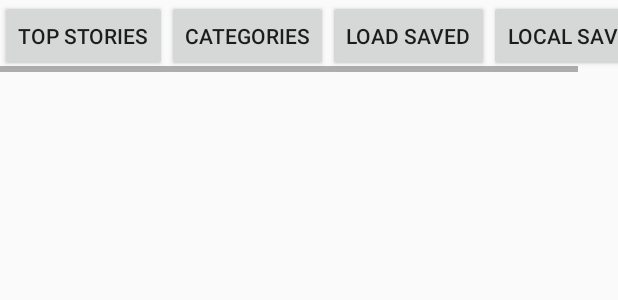
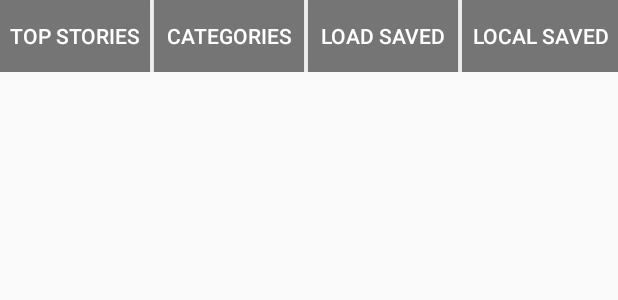
Before and after one commit to jnbui94/BSANews, an Android app: the layout activity_main.xml on its own in the app's theme, with its tools: preview values and no code run, on a phone screen of 412 x 824 dp. Shown: the top 300 px of the screen. Run offline under Robolectric (Android 15) with nearby library versions, the phone set to English and light mode, and no system bars.

```diff
--- a/app/src/main/java/group1/tcss450/uw/edu/bsanews/LoadFromLocalActivity.java
+++ b/app/src/main/java/group1/tcss450/uw/edu/bsanews/LoadFromLocalActivity.java
@@ -1,5 +1,6 @@
 package group1.tcss450.uw.edu.bsanews;
 
+import android.app.Activity;
 import android.content.Intent;
 import android.support.v7.app.AppCompatActivity;
 import android.os.Bundle;
@@ -27,12 +28,14 @@ public class LoadFromLocalActivity extends AppCompatActivity {
     AppCompatActivity mActivity;
     private String mUsername;
     private NewsDB mCourseDB;
+    public static Activity mLocalAct;
 
     @Override
     protected void onCreate(Bundle savedInstanceState) {
         super.onCreate(savedInstanceState);
         setContentView(R.layout.activity_load_from_local);
         loadFromLocalDB();
+        mLocalAct = this;
         mUsername = getIntent().getStringExtra(KEY_USERNAME);
     }
 
@@ -52,6 +55,7 @@ public class LoadFromLocalActivity extends AppCompatActivity {
                                     int position, long id) {
                 Intent intent = new Intent(mActivity, NewsViewActivity.class);
                 intent.putExtra(KEY_USERNAME, mUsername);
+                intent.putExtra("Activity", "Local");
                 intent.putExtra(NEWS_KEY, tempNewses[position]);
                 startActivity(intent);
 
--- a/app/src/main/java/group1/tcss450/uw/edu/bsanews/MainActivity.java
+++ b/app/src/main/java/group1/tcss450/uw/edu/bsanews/MainActivity.java
@@ -110,7 +110,7 @@ public class MainActivity extends AppCompatActivity {
     public void logout() {
         mPrefs.edit().putString(getString(R.string.UserName),"0").apply();
         Intent intent = new Intent(this, LoginActivity.class);
-        //intent.setFlags(Intent.FLAG_ACTIVITY_CLEAR_TOP);
+       // intent.setFlags(Intent.FLAG_ACTIVITY_CLEAR_TOP);
         startActivity(intent);
         finish();
     }
--- /dev/null
+++ b/app/src/main/res/drawable/news_button_pressed.xml
@@ -0,0 +1,9 @@
+<?xml version="1.0" encoding="utf-8"?>
+<selector xmlns:android="http://schemas.android.com/apk/res/android">
+
+    <!--pressed color-->
+    <item android:state_pressed="true"
+        android:drawable="@android:color/background_dark"/>
+    <!--default color-->
+    <item android:drawable="@color/news_button"/>
+</selector>
--- a/app/src/main/res/layout/activity_catagory.xml
+++ b/app/src/main/res/layout/activity_catagory.xml
@@ -9,7 +9,8 @@
     <Spinner
         android:id="@+id/cat_spinner"
         android:layout_width="match_parent"
-        android:layout_height="50dp"></Spinner>
+        android:layout_height="50dp"
+        ></Spinner>
     <ProgressBar
         android:layout_below="@+id/cat_spinner"
         android:id="@+id/cat_progressBar"
--- a/app/src/main/res/layout/activity_main.xml
+++ b/app/src/main/res/layout/activity_main.xml
@@ -8,7 +8,8 @@
     tools:context="group1.tcss450.uw.edu.bsanews.MainActivity">
     <HorizontalScrollView
         android:layout_width="match_parent"
-        android:layout_height="wrap_content">
+        android:layout_height="wrap_content"
+        android:fillViewport="true">
 
         <LinearLayout
             android:layout_width="match_parent"
@@ -19,7 +20,15 @@
                 android:text="@string/head_button"
                 android:id="@+id/Head"
                 android:onClick="buttonClicked"
+                android:background="@drawable/news_button_pressed"
+                android:textColor="@android:color/white"
+                android:layout_weight="4"
 
+                />
+            <ImageView
+                android:layout_width="wrap_content"
+                android:layout_height="wrap_content"
+                android:background="@android:color/black"
                 android:layout_weight="1"/>
             <Button
                 android:layout_width="wrap_content"
@@ -27,6 +36,13 @@
                 android:id="@+id/main_saveBtn"
                 android:onClick="buttonClicked"
                 android:text="@string/Categories_button"
+                android:background="@drawable/news_button_pressed"
+                android:textColor="@android:color/white"
+                android:layout_weight="4"/>
+            <ImageView
+                android:layout_width="wrap_content"
+                android:layout_height="wrap_content"
+                android:background="@android:color/black"
                 android:layout_weight="1"/>
             <Button
                 android:layout_width="wrap_content"
@@ -34,15 +50,24 @@
                 android:id="@+id/main_loadBtn"
                 android:text="@string/load_button"
                 android:onClick="buttonClicked"
-                android:layout_weight="1"
+                android:layout_weight="4"
+                android:background="@drawable/news_button_pressed"
+                android:textColor="@android:color/white"
                 />
+            <ImageView
+                android:layout_width="wrap_content"
+                android:layout_height="wrap_content"
+                android:background="@android:color/black"
+                android:layout_weight="1"/>
             <Button
                 android:layout_width="wrap_content"
                 android:layout_height="wrap_content"
                 android:text="@string/load_local_button"
                 android:id="@+id/main_loadLocalBtn"
                 android:onClick="buttonClicked"
-                android:layout_weight="1"/>
+                android:background="@drawable/news_button_pressed"
+                android:textColor="@android:color/white"
+                android:layout_weight="4"/>
         </LinearLayout>
     </HorizontalScrollView>
 
--- a/app/src/main/res/values/colors.xml
+++ b/app/src/main/res/values/colors.xml
@@ -6,5 +6,6 @@
     <color name="colorBackground">#3949ab</color>
     <color name="colorRegister">#1a237e</color>
     <color name="colorRegisterPressed">#d3d3d3</color>
+    <color name="news_button">#757575</color>
 
 </resources>
```
Also changed, not shown: app/src/main/java/group1/tcss450/uw/edu/bsanews/CatagoryActivity.java (+8 -19 lines), app/src/main/java/group1/tcss450/uw/edu/bsanews/LoadActivity.java (+15 -7 lines), app/src/main/java/group1/tcss450/uw/edu/bsanews/LoginActivity.java (+29 -1 lines), app/src/main/java/group1/tcss450/uw/edu/bsanews/Model/LoadFromDatabase.java (+12 -4 lines), app/src/main/java/group1/tcss450/uw/edu/bsanews/NewsViewActivity.java (+20 -6 lines), app/src/main/res/layout/spinner_item.xml (added, +14 -0 lines).
